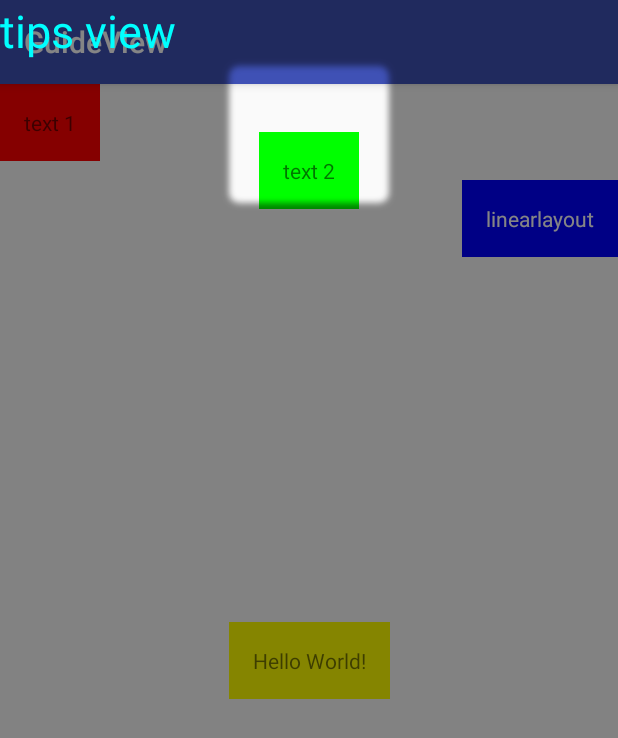
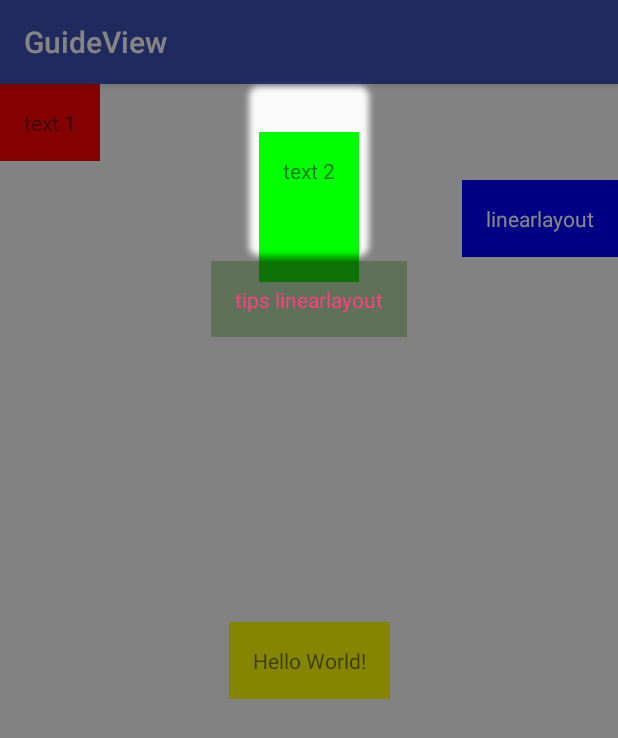
Before and after one commit to arjinmc/Android-GuideView, an Android app: the screen it shows after launch (MainActivity), after a tap on "text 1", on a phone screen of 412 x 824 dp. Shown: the top 738 px of the screen. Run offline under Robolectric (Android 15) with nearby library versions, the phone set to English and light mode, and no system bars.

Commit message:
add GuidViewQueue

```diff
--- a/app/src/main/java/com/arjinmc/guideview/GuideView.java
+++ b/app/src/main/java/com/arjinmc/guideview/GuideView.java
@@ -74,7 +74,7 @@ public class GuideView extends RelativeLayout implements ViewTreeObserver.OnGlob
     private int mTipsViewResId;
     /**
      * the layout gravity of tipsview
-     * support:Gravity.LEFT/TOP/RIGHT/BOTTOM
+     * support:Gravity.LEFT/TOP/RIGHT/BOTTOM/NO_GRAVITY
      */
     private int mTipsViewLayoutGravity;
     /**
--- a/app/src/main/java/com/arjinmc/guideview/MainActivity.java
+++ b/app/src/main/java/com/arjinmc/guideview/MainActivity.java
@@ -31,14 +31,18 @@ public class MainActivity extends AppCompatActivity {
 //                .targetView(R.id.ll3)
 //                .isShouldClickFocus(false)
 //                .isRealClickFocus(true)
-                .tipsView(createTextView())
-//                .tipsView(R.layout.layout_linearlayout)
+//                .tipsView(createTextView())
+                .tipsView(R.layout.layout_linearlayout)
                 .offsetX(0)
-                .offsetY(20)
+                .offsetY(0)
                 .shape(GuideView.SHAPE_RECTANGLE)
+//                .shape(GuideView.SHAPE_OVAL)
                 .radian(10)
-                .roundRectOffset(30)
+                .roundRectOffset(10)
+//                .layoutGravity(Gravity.TOP)
                 .layoutGravity(Gravity.BOTTOM)
+//                .layoutGravity(Gravity.RIGHT)
+//                .layoutGravity(Gravity.LEFT)
 //                .onDismissListener(new GuideView.OnDismissListener() {
 //                    @Override
 //                    public void onDismiss() {
@@ -56,7 +60,24 @@ public class MainActivity extends AppCompatActivity {
 //            }
 //        });
 
-        guideView1.show();
+//        guideView1.show();
+
+
+        //use GuideViewQueue
+//        GuideViewQueue guideViewQueue = GuideViewQueue.getInstance();
+//        guideViewQueue.add(new GuideView.Builder(this).targetView(tv1).tipsView(createTextView())
+//                .shape(GuideView.SHAPE_OVAL).create());
+//        guideViewQueue.add(new GuideView.Builder(this).targetView(tv2).tipsView(R.layout.layout_linearlayout)
+//                .layoutGravity(Gravity.BOTTOM).create());
+//        guideViewQueue.add(new GuideView.Builder(this).targetView(ll3).tipsView(createTextView())
+//                .shape(GuideView.SHAPE_RECTANGLE).radian(10).roundRectOffset(10).create());
+//        guideViewQueue.setOnFinallyDismissListener(new GuideViewQueue.OnFinallyDismissListener() {
+//            @Override
+//            public void onDismiss() {
+//                Log.e("GuideViewQueue", "finally dimiss");
+//            }
+//        });
+//        guideViewQueue.start();
 
 
         tv1.setOnClickListener(new View.OnClickListener() {
@@ -83,6 +104,7 @@ public class MainActivity extends AppCompatActivity {
                 ViewGroup.LayoutParams.WRAP_CONTENT, ViewGroup.LayoutParams.WRAP_CONTENT));
         textView.setTextColor(Color.CYAN);
         textView.setTextSize(30f);
+        textView.setBackgroundColor(Color.RED);
         textView.setText("tips view");
         return textView;
     }
--- a/app/src/main/res/layout/activity_main.xml
+++ b/app/src/main/res/layout/activity_main.xml
@@ -31,7 +31,7 @@
     <TextView
         android:id="@+id/tv2"
         android:layout_width="wrap_content"
-        android:layout_height="wrap_content"
+        android:layout_height="100dp"
         android:layout_marginTop="32dp"
         android:background="#0f0"
         android:padding="16dp"
--- a/app/src/main/res/layout/layout_linearlayout.xml
+++ b/app/src/main/res/layout/layout_linearlayout.xml
@@ -1,9 +1,9 @@
 <?xml version="1.0" encoding="utf-8"?>
 <LinearLayout xmlns:android="http://schemas.android.com/apk/res/android"
-    android:layout_width="300dp"
+    android:layout_width="wrap_content"
     android:layout_height="wrap_content"
     android:orientation="horizontal"
-    android:background="@color/colorPrimary"
+    android:background="#5f235310"
     android:gravity="center"
     android:padding="16dp">
 
```
Also changed, not shown: app/src/main/java/com/arjinmc/guideview/GuideViewQueue.java (added, +85 -0 lines), 1 other file.
